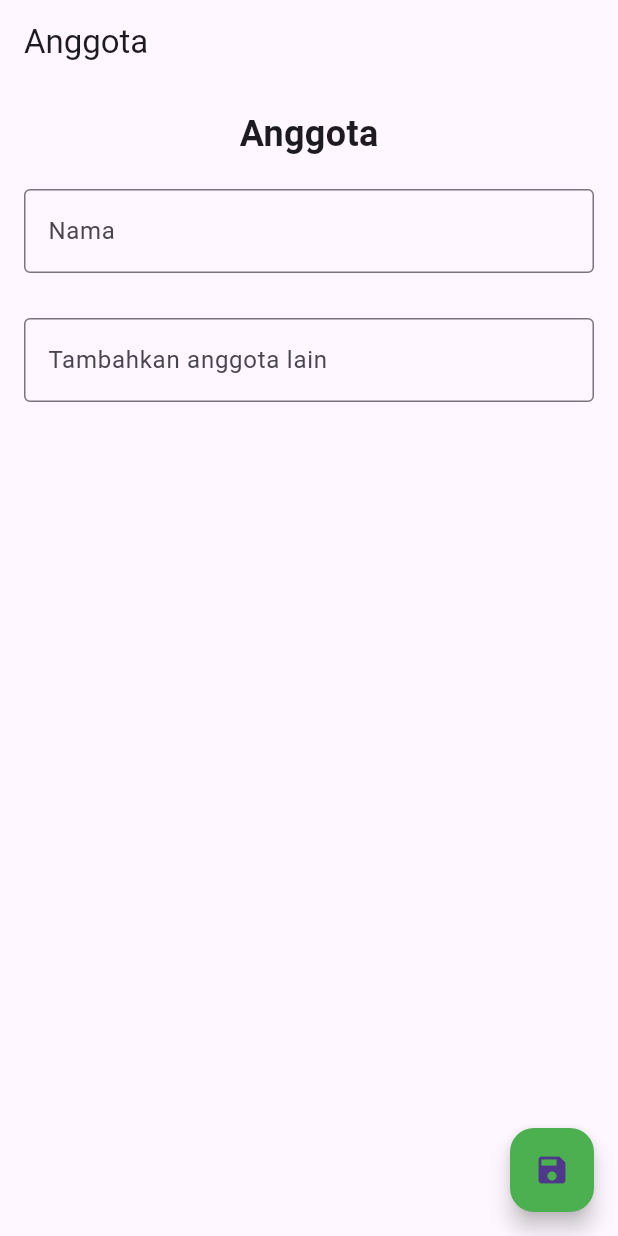
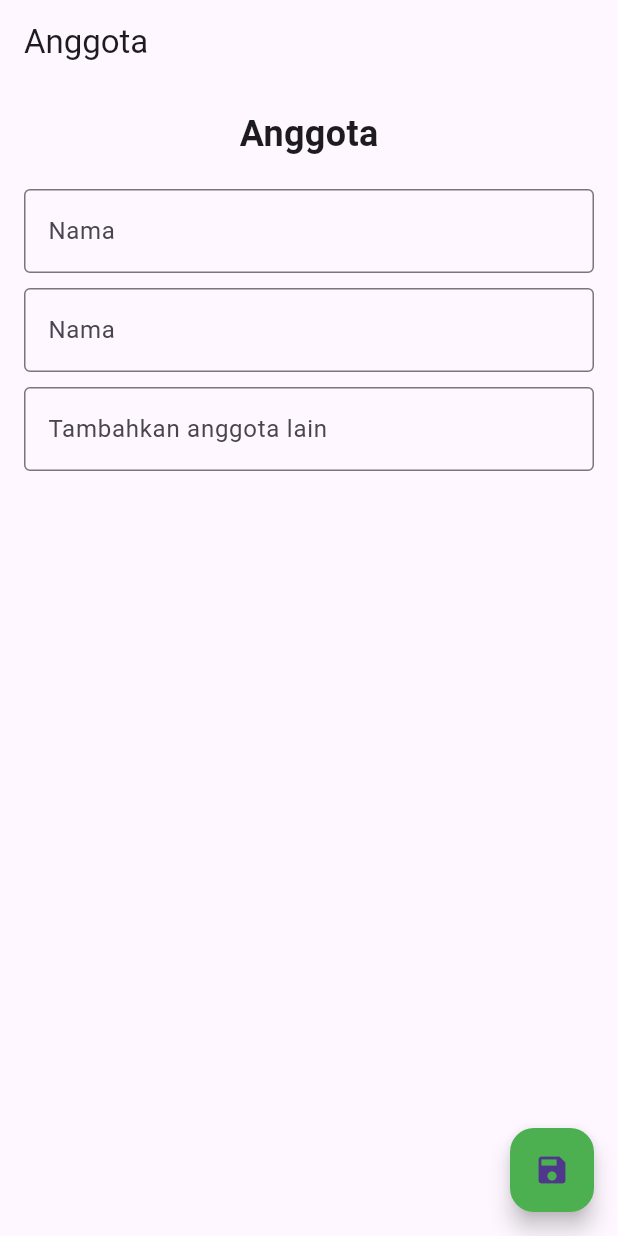
Before and after one commit to alaikal02/posttest, a Flutter app: the screen it shows after launch, after a tap on the "save" icon, on a phone screen of 412 x 824 dp. Run offline on Flutter 3.47's test engine with Material 3 defaults, Android fonts, the phone set to English and light mode, and no system bars; missing offline and left inert: keyboard_avoider.

Commit message:
feat(pageAnggota): add controller to send value

```diff
--- a/lib/features/anggota/presentation/pages/page_anggota.dart
+++ b/lib/features/anggota/presentation/pages/page_anggota.dart
@@ -7,12 +7,38 @@ class PageAnggota extends StatefulWidget {
 }
 
 class _PageAnggotaState extends State<PageAnggota> {
-  List<Widget> _members = [MemberInputField(hintText: 'Nama')];
+  // Inisialisasi dengan tiga controller default
+  List<TextEditingController> _controllers = [
+    TextEditingController(),
+    TextEditingController(),
+    TextEditingController(),
+  ];
 
   void _addMemberField() {
     setState(() {
-      _members.add(MemberInputField(hintText: 'Nama'));
+      _controllers.add(TextEditingController());
     });
+  }
+
+  void _saveMembers() {
+    List<String> memberNames = _controllers
+        .map((controller) => controller.text)
+        .where((text) => text.isNotEmpty)
+        .toList();
+
+    Navigator.pushReplacementNamed(
+      context,
+      '/task',
+      arguments: memberNames,
+    );
+  }
+
+  @override
+  void dispose() {
+    for (var controller in _controllers) {
+      controller.dispose();
+    }
+    super.dispose();
   }
 
   @override
@@ -33,20 +59,26 @@ class _PageAnggotaState extends State<PageAnggota> {
                 style: TextStyle(fontSize: 24, fontWeight: FontWeight.bold),
               ),
               SizedBox(height: 20),
-              ..._members,
-              SizedBox(height: 20),
-              MemberInputField(
-                hintText: 'Tambahkan anggota lain',
-                onTap: _addMemberField,
-              ),
+              // Menampilkan semua field input
+              ..._controllers.asMap().entries.map((entry) {
+                int index = entry.key;
+                TextEditingController controller = entry.value;
+                return MemberInputField(
+                  controller: controller,
+                  hintText: index == _controllers.length - 1
+                      ? 'Tambahkan anggota lain'
+                      : 'Nama',
+                  onTap: index == _controllers.length - 1
+                      ? _addMemberField
+                      : null,
+                );
+              }).toList(),
             ],
           ),
         ),
       ),
       floatingActionButton: FloatingActionButton(
-        onPressed: () {
-          // Simpan logika anggota
-        },
+        onPressed: _saveMembers,
         child: Icon(Icons.save),
         backgroundColor: Colors.green,
       ),
@@ -57,15 +89,21 @@ class _PageAnggotaState extends State<PageAnggota> {
 class MemberInputField extends StatelessWidget {
   final String hintText;
   final VoidCallback? onTap;
+  final TextEditingController controller;
 
-  const MemberInputField({Key? key, required this.hintText, this.onTap})
-      : super(key: key);
+  const MemberInputField({
+    Key? key,
+    required this.hintText,
+    this.onTap,
+    required this.controller,
+  }) : super(key: key);
 
   @override
   Widget build(BuildContext context) {
     return Padding(
       padding: const EdgeInsets.only(bottom: 10),
       child: TextField(
+        controller: controller,
         decoration: InputDecoration(
           hintText: hintText,
           border: OutlineInputBorder(),
```
